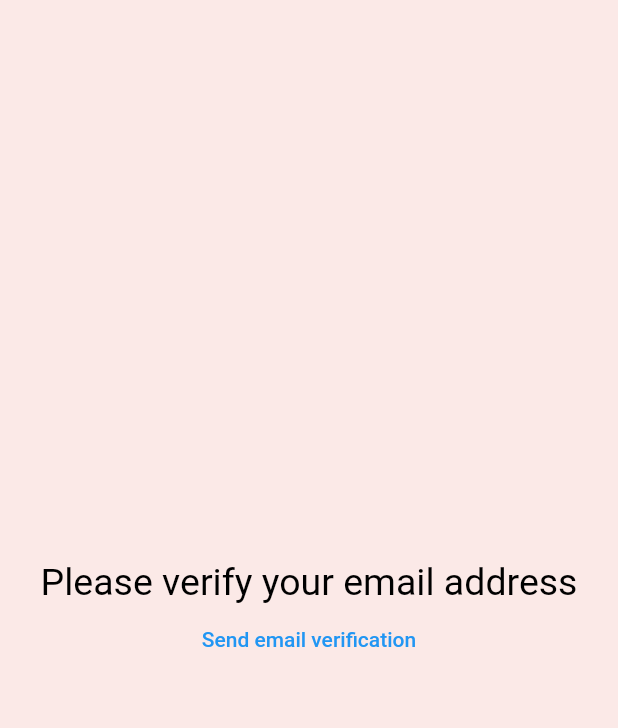
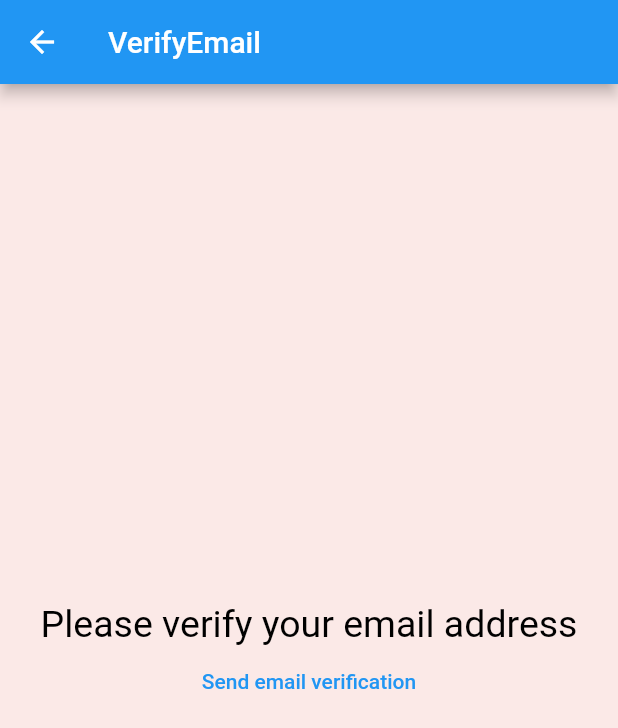
Before and after one commit to smackdh/mynotes, a Flutter app: the VerifyEmailView screen opened directly, on a phone screen of 412 x 824 dp. Shown: the top 728 px of the screen. Run offline on Flutter 3.47's test engine with Material 2 defaults, Android fonts, the phone set to English and light mode, and no system bars; our stand-ins replace firebase_auth, firebase_core; missing offline and left inert: dart:html; accounts and stored records are empty; generated files the repository leaves out were written again.

Commit message:
add scaffold to verifyemail

```diff
--- a/lib/main.dart
+++ b/lib/main.dart
@@ -60,7 +60,11 @@ class VerifyEmailView extends StatefulWidget {
 class _VerifyEmailViewState extends State<VerifyEmailView> {
   @override
   Widget build(BuildContext context) {
-    return Container(
+    return Scaffold(
+      appBar: AppBar(
+        title: const Text('VerifyEmail'),
+      ),
+      body: Container(
           color: Colors.deepOrange[50],
           child: Center(
               child: Column(
@@ -82,6 +86,7 @@ class _VerifyEmailViewState extends State<VerifyEmailView> {
                 child: const Text('Send email verification'),
               ),
             ],
-        )));
+          ))),
+    );
   }
 }
```
Lines whose indentation alone changed are shown as unchanged.
